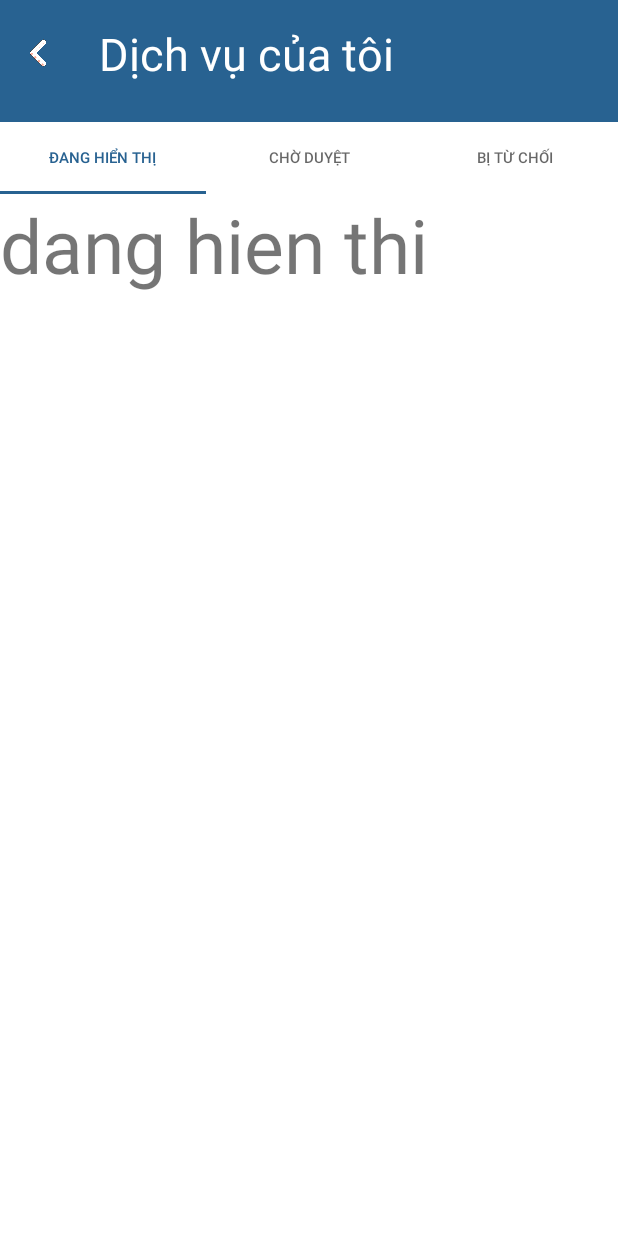
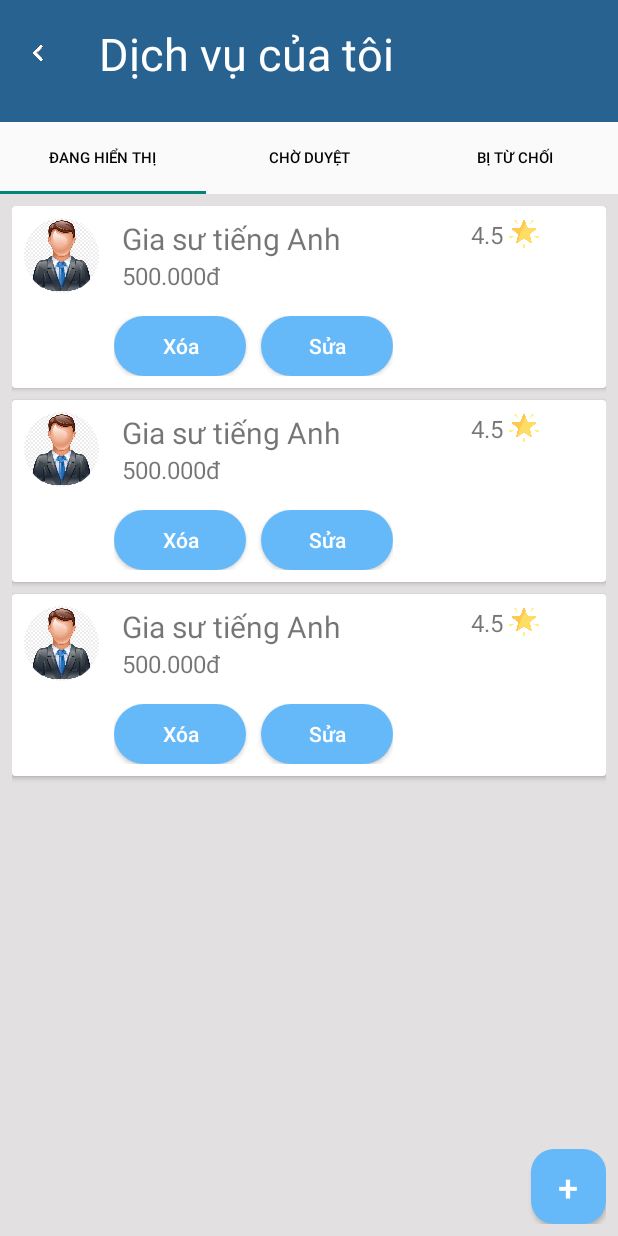
Before and after one commit to Duynguyen162/Freelancer_Connect, an Android app: the DisplayServiceFragment screen opened directly, with no data from a screen before it, on a phone screen of 412 x 824 dp. Run offline under Robolectric (Android 15) with nearby library versions, the phone set to English and light mode, and no system bars; our stand-ins replace CircleImageView.

Commit message:
Cập nhật giao diện quản lý dịch vụ

```diff
--- a/app/src/main/java/com/example/freelancer_connect/user_service/DisplayServiceFragment.java
+++ b/app/src/main/java/com/example/freelancer_connect/user_service/DisplayServiceFragment.java
@@ -2,15 +2,25 @@ package com.example.freelancer_connect.user_service;
 
 import android.os.Bundle;
 
+import androidx.annotation.NonNull;
+import androidx.annotation.Nullable;
 import androidx.fragment.app.Fragment;
+import androidx.recyclerview.widget.LinearLayoutManager;
+import androidx.recyclerview.widget.RecyclerView;
 
 import android.view.LayoutInflater;
 import android.view.View;
 import android.view.ViewGroup;
 
 import com.example.freelancer_connect.R;
+import com.example.freelancer_connect.provider.Provider;
+
+import java.util.ArrayList;
+import java.util.List;
 
 public class DisplayServiceFragment extends Fragment {
+    private RecyclerView recyclerView;
+
     public DisplayServiceFragment() {
         // Required empty public constructor
     }
@@ -19,6 +29,26 @@ public class DisplayServiceFragment extends Fragment {
     public View onCreateView(LayoutInflater inflater, ViewGroup container,
                              Bundle savedInstanceState) {
         // Inflate the layout for this fragment
-        return inflater.inflate(R.layout.fragment_display_service, container, false);
+        View rootView = inflater.inflate(R.layout.fragment_display_service, container, false);
+        recyclerView = rootView.findViewById(R.id.display_service_recycler_view);
+        return rootView;
+    }
+
+    @Override
+    public void onViewCreated(@NonNull View view, @Nullable Bundle savedInstanceState) {
+        super.onViewCreated(view, savedInstanceState);
+        UserServiceAdapter adapter = new UserServiceAdapter(initializeData());
+        recyclerView.setAdapter(adapter);
+        recyclerView.setLayoutManager(new LinearLayoutManager(getContext()));
+    }
+
+    private List<Provider> initializeData() {
+        List<Provider> list = new ArrayList<>();
+
+        list.add(new Provider(R.drawable.img_user, "Gia sư Toán", "700.000đ", "Đã được thuê: 500", "5"));
+        list.add(new Provider(R.drawable.img_user, "Thiết kế nội thất", "900.000đ", "Đã được thuê: 500", "4.5"));
+        list.add(new Provider(R.drawable.img_user, "Gia sư tiếng Anh", "1.700.000đ", "Đã được thuê: 500", "4.7"));
+
+        return list;
     }
 }
--- /dev/null
+++ b/app/src/main/java/com/example/freelancer_connect/user_service/UserServiceAdapter.java
@@ -0,0 +1,74 @@
+package com.example.freelancer_connect.user_service;
+
+import android.view.LayoutInflater;
+import android.view.View;
+import android.view.ViewGroup;
+import android.widget.Button;
+import android.widget.TextView;
+
+import androidx.annotation.NonNull;
+import androidx.recyclerview.widget.RecyclerView;
+
+import com.example.freelancer_connect.R;
+import com.example.freelancer_connect.provider.Provider;
+
+import java.util.List;
+
+import de.hdodenhof.circleimageview.CircleImageView;
+
+
+public class UserServiceAdapter extends RecyclerView.Adapter<UserServiceAdapter.UserServiceViewHolder>{
+    private List<Provider> mList;
+
+    public List<Provider> getmList() {
+        return mList;
+    }
+
+    public UserServiceAdapter(List<Provider> list) {
+        this.mList = list;
+    }
+
+    public static class UserServiceViewHolder extends RecyclerView.ViewHolder {
+        public CircleImageView mySerViceImage;
+        public TextView myServiceTitle;
+        public TextView myServicePrice;
+        public TextView myServiceStar;
+        public Button btnDelete;
+        public Button btnUpdate;
+
+
+        public UserServiceViewHolder(@NonNull View itemView) {
+            super(itemView);
+            mySerViceImage = itemView.findViewById(R.id.my_service_image);
+            myServiceTitle = itemView.findViewById(R.id.my_service_title);
+            myServicePrice = itemView.findViewById(R.id.my_service_price);
+            myServiceStar = itemView.findViewById(R.id.my_service_star_text);
+            btnDelete = itemView.findViewById(R.id.my_service_button_delete);
+            btnUpdate = itemView.findViewById(R.id.my_service_button_update);
+        }
+    }
+
+    @NonNull
+    @Override
+    public UserServiceAdapter.UserServiceViewHolder onCreateViewHolder(@NonNull ViewGroup parent, int viewType) {
+        View view = LayoutInflater.from(parent.getContext()).inflate(R.layout.my_service_item, parent, false);
+        return new UserServiceViewHolder(view);
+    }
+
+    @Override
+    public void onBindViewHolder(@NonNull UserServiceAdapter.UserServiceViewHolder holder, int position) {
+        Provider provider = new Provider(R.drawable.img_user, "Gia sư tiếng Anh", "500.000đ", "100", "4.5");
+        holder.mySerViceImage.setImageResource(provider.getImage());
+        holder.myServiceTitle.setText(provider.getTilte());
+        holder.myServicePrice.setText(provider.getPrice());
+        holder.myServiceStar.setText(provider.getNumStar());
+    }
+
+    @Override
+    public int getItemCount() {
+        if (mList != null) {
+            return mList.size();
+        }
+        return 0;
+    }
+}
--- /dev/null
+++ b/app/src/main/res/drawable/button_add_service_custom.xml
@@ -0,0 +1,5 @@
+<?xml version="1.0" encoding="utf-8"?>
+<shape xmlns:android="http://schemas.android.com/apk/res/android">
+    <corners android:radius="15dp"/>
+    <solid android:color="@color/button_color_2"/>
+</shape>
--- /dev/null
+++ b/app/src/main/res/drawable/my_service_custom_button.xml
@@ -0,0 +1,5 @@
+<?xml version="1.0" encoding="utf-8"?>
+<shape xmlns:android="http://schemas.android.com/apk/res/android" android:shape="rectangle">
+    <solid android:color="@color/button_color_2"/>
+    <corners android:radius="20dp"/>
+</shape>
--- a/app/src/main/res/layout/activity_manage_service.xml
+++ b/app/src/main/res/layout/activity_manage_service.xml
@@ -17,6 +17,7 @@
             android:id="@+id/manage_service_btn_back"
             android:layout_width="20dp"
             android:layout_height="20dp"
+            android:padding="4dp"
             android:src="@drawable/btn_back"
             android:layout_marginTop="25dp"
             android:layout_marginStart="15dp"/>
--- a/app/src/main/res/layout/activity_provider_detail_info.xml
+++ b/app/src/main/res/layout/activity_provider_detail_info.xml
@@ -18,6 +18,7 @@
             android:id="@+id/user_detail_btn_back"
             android:layout_width="20dp"
             android:layout_height="20dp"
+            android:padding="4dp"
             android:src="@drawable/btn_back"
             android:layout_marginTop="25dp"
             android:layout_marginStart="15dp"/>
@@ -62,19 +63,24 @@
         android:layout_below="@+id/detail_title"
         android:layout_marginBottom="10dp"/>
 
+    <LinearLayout
+        android:id="@+id/layout_service"
+        android:layout_width="wrap_content"
+        android:layout_height="wrap_content"
+        android:layout_below="@id/detail_image"
+        android:gravity="center">
+
         <ImageView
             android:id="@+id/service_dot"
             android:layout_width="20dp"
             android:layout_height="20dp"
             android:src="@drawable/image_dot"
-        android:layout_below="@id/detail_image"
             android:layout_marginBottom="10dp"/>
 
         <TextView
             android:id="@+id/detail_service"
             android:layout_width="wrap_content"
             android:layout_height="wrap_content"
-        android:layout_below="@id/detail_image"
             android:layout_marginBottom="10dp"
             android:layout_toEndOf="@+id/title_dot"
             android:text="Tên dịch vụ:"
@@ -85,12 +91,19 @@
             android:id="@+id/detail_service_text"
             android:layout_width="wrap_content"
             android:layout_height="wrap_content"
-        android:layout_below="@id/detail_image"
             android:layout_marginStart="10dp"
             android:layout_marginBottom="10dp"
             android:layout_toEndOf="@+id/detail_service"
             android:text="Gia sư tiếng Anh"
             android:textSize="16sp" />
+
+    </LinearLayout>
+
+    <LinearLayout
+        android:id="@+id/layout_description"
+        android:layout_width="wrap_content"
+        android:layout_height="wrap_content"
+        android:layout_below="@+id/layout_service">
 
         <ImageView
             android:id="@+id/description_dot"
@@ -119,6 +132,14 @@
             android:layout_below="@id/detail_description"
             android:layout_marginStart="10dp"
             android:layout_marginBottom="10dp"/>
+
+    </LinearLayout>
+
+    <LinearLayout
+        android:id="@+id/layout_category"
+        android:layout_width="wrap_content"
+        android:layout_height="wrap_content"
+        android:layout_below="@+id/layout_description">
 
         <ImageView
             android:id="@+id/category_dot"
@@ -150,6 +171,14 @@
             android:layout_marginStart="10dp"
             android:layout_marginBottom="10dp"/>
 
+    </LinearLayout>
+
+    <LinearLayout
+        android:id="@+id/layout_area"
+        android:layout_width="wrap_content"
+        android:layout_height="wrap_content"
+        android:layout_below="@+id/layout_category">
+
         <ImageView
             android:id="@+id/area_dot"
             android:layout_width="20dp"
@@ -180,6 +209,14 @@
             android:layout_marginStart="10dp"
             android:layout_marginBottom="10dp"/>
 
+    </LinearLayout>
+
+    <LinearLayout
+        android:id="@+id/layout_price"
+        android:layout_width="wrap_content"
+        android:layout_height="wrap_content"
+        android:layout_below="@+id/layout_area">
+
         <ImageView
             android:id="@+id/price_dot"
             android:layout_width="20dp"
@@ -209,6 +246,14 @@
             android:layout_toEndOf="@id/detail_price"
             android:layout_marginStart="10dp" />
 
+    </LinearLayout>
+
+    <LinearLayout
+        android:id="@+id/layout_time"
+        android:layout_width="wrap_content"
+        android:layout_height="wrap_content"
+        android:layout_below="@+id/layout_price">
+
         <ImageView
             android:id="@+id/time_dot"
             android:layout_width="20dp"
@@ -237,12 +282,16 @@
             android:layout_toEndOf="@id/detail_time"
             android:layout_marginStart="10dp" />
 
+    </LinearLayout>
+
     <Button
         android:layout_width="wrap_content"
         android:layout_height="wrap_content"
+        android:layout_below="@id/layout_time"
+        android:layout_centerInParent="true"
+        android:layout_marginTop="10dp"
+        android:backgroundTint="@color/button_color"
         android:text="Lấy thông tin liên hệ"
-        android:layout_below="@id/time_dot"
-        android:layout_centerInParent="true"
-        android:backgroundTint="@color/button_color"
-        android:layout_marginTop="10dp"/>
+        android:textColor="@color/white"
+        app:cornerRadius="10dp" />
 </RelativeLayout>
--- a/app/src/main/res/layout/fragment_approving_service.xml
+++ b/app/src/main/res/layout/fragment_approving_service.xml
@@ -1,15 +1,19 @@
 <?xml version="1.0" encoding="utf-8"?>
-<FrameLayout xmlns:android="http://schemas.android.com/apk/res/android"
+<RelativeLayout xmlns:android="http://schemas.android.com/apk/res/android"
     xmlns:tools="http://schemas.android.com/tools"
     android:layout_width="match_parent"
-    android:layout_height="match_parent"
-    tools:context=".user_service.ApprovingServiceFragment">
+    android:layout_height="wrap_content"
+    tools:context=".user_service.ApprovingServiceFragment" >
 
-    <!-- TODO: Update blank fragment layout -->
-    <TextView
+    <androidx.recyclerview.widget.RecyclerView
         android:layout_width="match_parent"
-        android:layout_height="match_parent"
-        android:text="cho duyet"
-        android:textSize="50sp" />
+        android:layout_height="wrap_content">
 
-</FrameLayout>
+    </androidx.recyclerview.widget.RecyclerView>
+
+    <Button
+        android:id="@+id/button"
+        android:layout_width="wrap_content"
+        android:layout_height="wrap_content"
+        android:text="Button" />
+</RelativeLayout>
--- a/app/src/main/res/layout/fragment_display_service.xml
+++ b/app/src/main/res/layout/fragment_display_service.xml
@@ -1,15 +1,27 @@
 <?xml version="1.0" encoding="utf-8"?>
-<FrameLayout xmlns:android="http://schemas.android.com/apk/res/android"
+<RelativeLayout xmlns:android="http://schemas.android.com/apk/res/android"
     xmlns:tools="http://schemas.android.com/tools"
     android:layout_width="match_parent"
     android:layout_height="match_parent"
-    tools:context=".user_service.DisplayServiceFragment">
+    android:padding="8dp"
+    android:background="@color/background_color"
+    tools:context=".user_service.ApprovingServiceFragment">
 
-    <!-- TODO: Update blank fragment layout -->
-    <TextView
+    <androidx.recyclerview.widget.RecyclerView
+        android:id="@+id/display_service_recycler_view"
         android:layout_width="match_parent"
-        android:layout_height="match_parent"
-        android:text="dang hien thi"
-        android:textSize="50sp" />
+        android:layout_height="wrap_content">
 
-</FrameLayout>
+    </androidx.recyclerview.widget.RecyclerView>
+
+    <Button
+        android:id="@+id/button"
+        android:background="@drawable/button_add_service_custom"
+        android:layout_width="50dp"
+        android:layout_height="50dp"
+        android:text="+"
+        android:textSize="24sp"
+        android:textColor="@color/white"
+        android:layout_alignParentBottom="true"
+        android:layout_alignParentRight="true"/>
+</RelativeLayout>
--- /dev/null
+++ b/app/src/main/res/layout/my_service_item.xml
@@ -0,0 +1,91 @@
+<?xml version="1.0" encoding="utf-8"?>
+<androidx.cardview.widget.CardView xmlns:android="http://schemas.android.com/apk/res/android"
+    android:layout_width="match_parent"
+    android:layout_height="wrap_content"
+    android:layout_marginBottom="8dp">
+
+    <RelativeLayout
+        android:layout_width="match_parent"
+        android:layout_height="wrap_content"
+        android:padding="8dp">
+
+        <de.hdodenhof.circleimageview.CircleImageView
+            android:id="@+id/my_service_image"
+            android:layout_width="50dp"
+            android:layout_height="50dp"
+            android:src="@drawable/img_user" />
+
+        <TextView
+            android:id="@+id/my_service_title"
+            android:layout_width="wrap_content"
+            android:layout_height="wrap_content"
+            android:textSize="20sp"
+            android:text="Gia sư tiếng Anh"
+            android:layout_toEndOf="@+id/my_service_image"
+            android:layout_marginStart="15dp"/>
+
+        <TextView
+            android:id="@+id/my_service_price"
+            android:layout_width="wrap_content"
+            android:layout_height="wrap_content"
+            android:textSize="16sp"
+            android:text="150.000đ/giờ"
+            android:layout_toEndOf="@+id/my_service_image"
+            android:layout_below="@+id/my_service_title"
+            android:layout_marginStart="15dp"/>
+
+        <LinearLayout
+            android:id="@+id/my_service_star"
+            android:layout_width="match_parent"
+            android:layout_height="wrap_content"
+            android:layout_toEndOf="@id/my_service_title"
+            android:layout_marginStart="50dp"
+            android:gravity="center">
+
+            <TextView
+                android:id="@+id/my_service_star_text"
+                android:layout_width="wrap_content"
+                android:layout_height="wrap_content"
+                android:textSize="16sp"
+                android:layout_marginEnd="4dp"
+                android:text="0.0"/>
+
+            <ImageView
+                android:layout_width="20dp"
+                android:layout_height="20dp"
+                android:src="@drawable/ic_star" />
+
+        </LinearLayout>
+
+        <LinearLayout
+            android:id="@+id/my_service_controls"
+            android:layout_width="wrap_content"
+            android:layout_height="wrap_content"
+            android:layout_below="@id/my_service_image"
+            android:layout_marginStart="60dp"
+            android:layout_marginTop="15dp">
+
+            <Button
+                android:id="@+id/my_service_button_delete"
+                android:layout_width="wrap_content"
+                android:layout_height="40dp"
+                android:layout_marginEnd="10dp"
+                android:background="@drawable/my_service_custom_button"
+                android:text="Xóa"
+                android:textAllCaps="false"
+                android:textColor="@color/white" />
+
+            <Button
+                android:id="@+id/my_service_button_update"
+                android:layout_width="wrap_content"
+                android:layout_height="40dp"
+                android:background="@drawable/my_service_custom_button"
+                android:text="Sửa"
+                android:textAllCaps="false"
+                android:textColor="@color/white" />
+
+        </LinearLayout>
+
+    </RelativeLayout>
+
+</androidx.cardview.widget.CardView>
--- a/app/src/main/res/values/colors.xml
+++ b/app/src/main/res/values/colors.xml
@@ -6,4 +6,6 @@
     <color name="service_item_color">#ADD6F7</color>
     <color name="border_color">#0325FF</color>
     <color name="primary_color">#286291</color>
+    <color name="button_color_2">#66B9F9</color>
+    <color name="background_color">#E2E0E0</color>
 </resources>
--- a/app/src/main/res/values/themes.xml
+++ b/app/src/main/res/values/themes.xml
@@ -14,7 +14,7 @@
         <item name="colorOnPrimary">@color/white</item>
     </style>
 
-    <style name="Theme.YourApp.NoActionBar" parent="Theme.MaterialComponents.DayNight.NoActionBar">
+    <style name="Theme.YourApp.NoActionBar" parent="Theme.AppCompat.DayNight.NoActionBar">
         <item name="colorPrimary">@color/primary_color</item>
         <item name="colorPrimaryVariant">@color/black</item>
         <item name="colorOnPrimary">@color/white</item>
```
Lines whose indentation alone changed are shown as unchanged.
